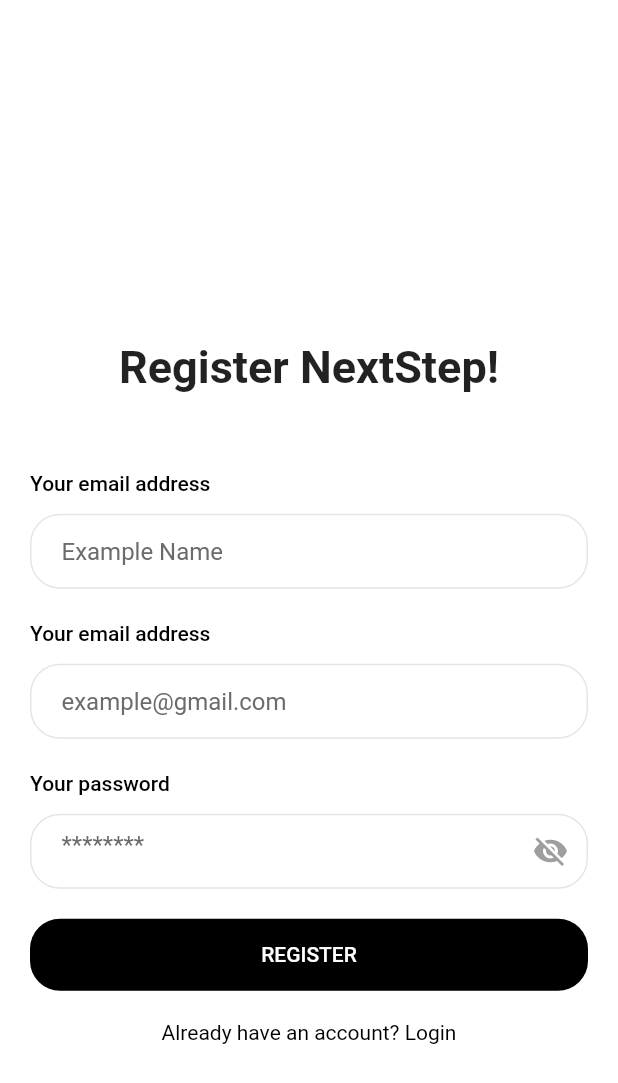
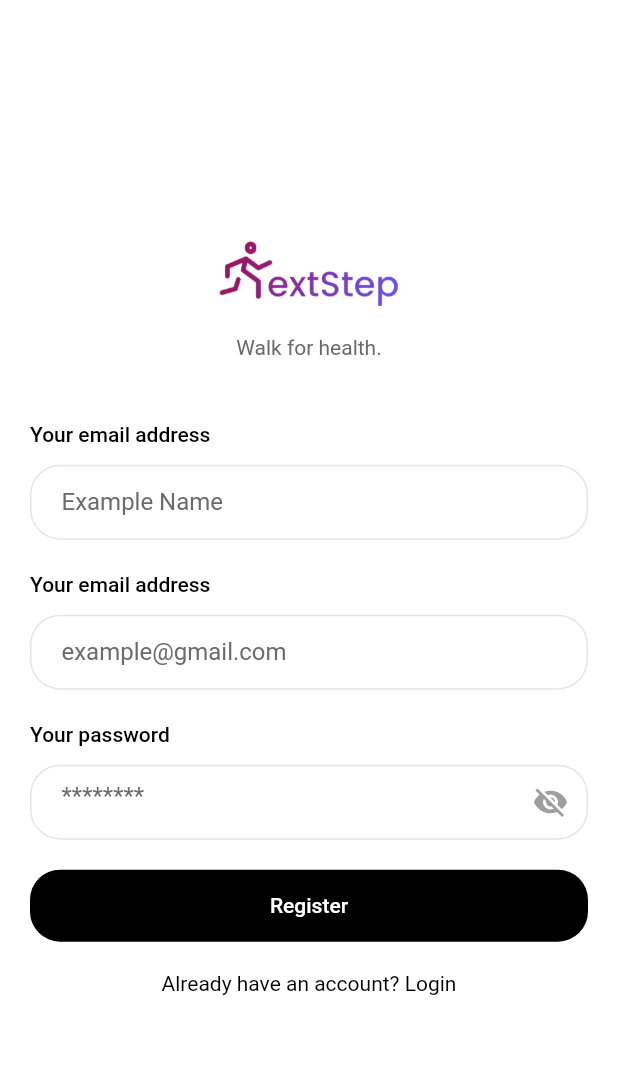
Before and after one commit to jekigates/next_step, a Flutter app: the screen it shows after launch, after a tap on "Don't have an account? Create one", on a phone screen of 412 x 824 dp. Shown: the top 1083 px of the screen. Run offline on Flutter 3.47's test engine with Material 2 defaults, Android fonts, the phone set to English and light mode, and no system bars; our stand-ins replace cloud_firestore, firebase_auth, firebase_core, flutter_local_notifications, fluttertoast, sensors; accounts and stored records are empty.

Commit message:
add logo to login register page

```diff
--- a/lib/login_page.dart
+++ b/lib/login_page.dart
@@ -85,12 +85,19 @@ class _LoginPageState extends State<LoginPage> {
               child: Column(
                 mainAxisAlignment: MainAxisAlignment.center,
                 children: <Widget>[
-                  SizedBox(height: 100),
+                  Image.asset(
+                    'assets/images/logo.png', // replace with your image path
+                    width: 120, // adjust the size as needed
+                  ),
+                  SizedBox(height: 20),
                   Text(
-                    'Welcome to NextStep!',
-                    style: TextStyle(fontSize: 30, fontWeight: FontWeight.bold),
+                    "Walk for health.",
+                    style: TextStyle(
+                      color: Color(0xff6a6a6a),
+                      fontSize: 14,
+                    ),
                   ),
-                  SizedBox(height: 50),
+                  SizedBox(height: 40),
                   // Email input with label and rounded corners
                   SizedBox(
                     height: 20,
@@ -195,7 +202,7 @@ class _LoginPageState extends State<LoginPage> {
                         login();
                       },
                       child: Text(
-                        'LOGIN',
+                        'Login',
                         style: TextStyle(color: Colors.white),
                       ),
                     ),
--- a/lib/register_page.dart
+++ b/lib/register_page.dart
@@ -113,13 +113,19 @@ class _RegisterPageState extends State<RegisterPage> {
               child: Column(
                 mainAxisAlignment: MainAxisAlignment.center,
                 children: <Widget>[
-                  SizedBox(height: 100),
+                  Image.asset(
+                    'assets/images/logo.png', // replace with your image path
+                    width: 120, // adjust the size as needed
+                  ),
+                  SizedBox(height: 20),
                   Text(
-                    'Register NextStep!',
-                    style: TextStyle(fontSize: 30, fontWeight: FontWeight.bold),
+                    "Walk for health.",
+                    style: TextStyle(
+                      color: Color(0xff6a6a6a),
+                      fontSize: 14,
+                    ),
                   ),
-                  SizedBox(height: 50),
-
+                  SizedBox(height: 40),
                   // Name input with label and rounded corners
                   SizedBox(
                     height: 20,
@@ -261,7 +267,7 @@ class _RegisterPageState extends State<RegisterPage> {
                         register();
                       },
                       child: Text(
-                        'REGISTER',
+                        'Register',
                         style: TextStyle(color: Colors.white),
                       ),
                     ),
--- a/pubspec.yaml
+++ b/pubspec.yaml
@@ -51,7 +51,8 @@ flutter:
   # the material Icons class.
   uses-material-design: true
   # To add assets to your application, add an assets section, like this:
-  # assets:
+  assets:
+    - assets/images/logo.png
   #   - images/a_dot_burr.jpeg
   #   - images/a_dot_ham.jpeg
   # An image asset can refer to one or more resolution-specific "variants", see
```
Also changed, not shown: assets/images/logo.png (added).
